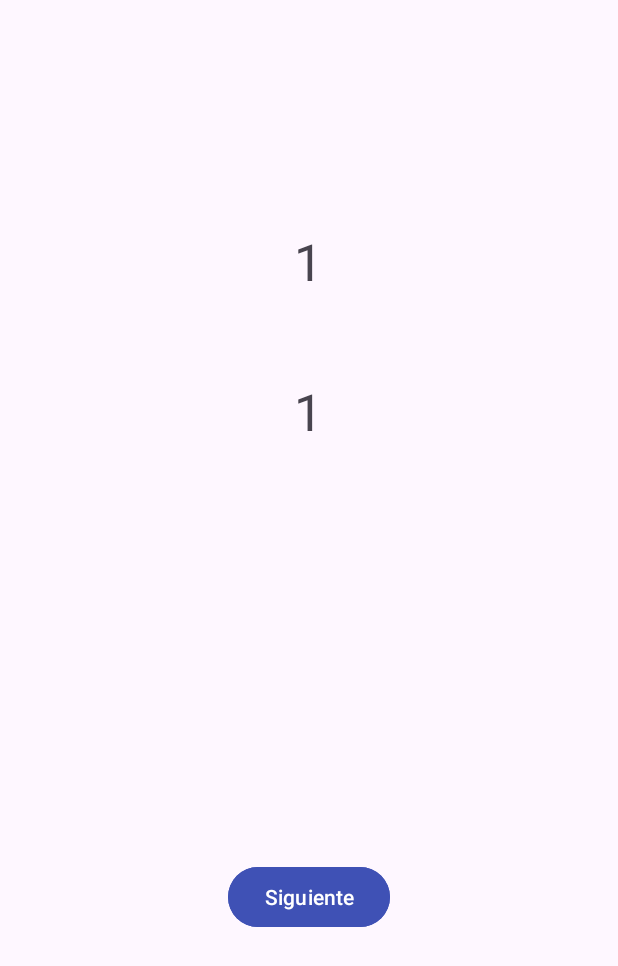
After one commit to WINDOWEXPRESS/ASPracticas, an Android app: the Fibonacci screen opened directly, with no data from a screen before it, on a phone screen of 412 x 824 dp. The commit adds this screen. Shown: the top 966 px of the screen. Run offline under Robolectric (Android 15) with nearby library versions, the phone set to English and light mode, and no system bars.

Commit message:
terminar pss || insti

```diff
--- /dev/null
+++ b/app/src/main/java/com/example/aspracticas/ut03/u3e5/Fibonacci.java
@@ -0,0 +1,54 @@
+package com.example.aspracticas.ut03.u3e5;
+
+import androidx.activity.result.ActivityResultLauncher;
+import androidx.activity.result.contract.ActivityResultContracts;
+import androidx.appcompat.app.AppCompatActivity;
+
+import android.app.Activity;
+import android.content.Intent;
+import android.os.Bundle;
+import android.view.View;
+import android.widget.Button;
+import android.widget.TextView;
+
+import com.example.aspracticas.R;
+import com.example.aspracticas.ut03.u3e4.PedirNombre;
+
+public class Fibonacci extends AppCompatActivity {
+
+    public static final String CLAVE_PRIMER_VALOR = "daasddAsdc";
+    public static final String CLAVE_SEGUNDO_VALOR = "Adsadad";
+    TextView primeroNumeroFibo,segundoNumeroFibo;
+    Button siguiente;
+
+    @Override
+    protected void onCreate(Bundle savedInstanceState) {
+        super.onCreate(savedInstanceState);
+        setContentView(R.layout.u3a5_fibonacci);
+
+        primeroNumeroFibo = findViewById(R.id.u3a5_primerNumero);
+        segundoNumeroFibo = findViewById(R.id.u3a5_segundoNumero);
+        siguiente = findViewById(R.id.u3a5_bt_siguiente);
+
+        ActivityResultLauncher<Intent> lanzador = registerForActivityResult(
+                new ActivityResultContracts.StartActivityForResult(),result -> {
+                    if (result.getResultCode() == Activity.RESULT_OK) {
+                        Bundle data = result.getData().getExtras();
+                        primeroNumeroFibo.setText(segundoNumeroFibo.getText().toString());
+                        segundoNumeroFibo.setText(""+data.getInt(SiguienteNumero.CLAVE_VALOR));
+                    }
+        });
+
+        siguiente.setOnClickListener(new View.OnClickListener() {
+            @Override
+            public void onClick(View view) {
+                Intent i = new Intent(Fibonacci.this,SiguienteNumero.class);
+                i.putExtra(CLAVE_PRIMER_VALOR,Integer.parseInt(primeroNumeroFibo.getText().toString()));
+                i.putExtra(CLAVE_SEGUNDO_VALOR,Integer.parseInt(segundoNumeroFibo.getText().toString()));
+
+                lanzador.launch(i);
+            }
+        });
+
+    }
+}
--- /dev/null
+++ b/app/src/main/res/layout/u3a5_fibonacci.xml
@@ -0,0 +1,45 @@
+<?xml version="1.0" encoding="utf-8"?>
+<androidx.constraintlayout.widget.ConstraintLayout xmlns:android="http://schemas.android.com/apk/res/android"
+    xmlns:app="http://schemas.android.com/apk/res-auto"
+    xmlns:tools="http://schemas.android.com/tools"
+    android:layout_width="match_parent"
+    android:layout_height="match_parent"
+    tools:context=".ut03.u3e5.Fibonacci">
+
+    <TextView
+        android:id="@+id/u3a5_primerNumero"
+        android:layout_width="200dp"
+        android:layout_height="100dp"
+        android:layout_marginTop="124dp"
+        android:gravity="center"
+        android:text="@string/u3a5_valor_uno"
+        android:textSize="34sp"
+        app:layout_constraintEnd_toEndOf="parent"
+        app:layout_constraintHorizontal_bias="0.497"
+        app:layout_constraintStart_toStartOf="parent"
+        app:layout_constraintTop_toTopOf="parent" />
+
+    <TextView
+        android:id="@+id/u3a5_segundoNumero"
+        android:layout_width="200dp"
+        android:layout_height="100dp"
+        android:gravity="center"
+        android:text="1"
+        android:textSize="34sp"
+        app:layout_constraintEnd_toEndOf="@+id/u3a5_primerNumero"
+        app:layout_constraintHorizontal_bias="0.0"
+        app:layout_constraintStart_toStartOf="@+id/u3a5_primerNumero"
+        app:layout_constraintTop_toBottomOf="@+id/u3a5_primerNumero" />
+
+    <Button
+        android:id="@+id/u3a5_bt_siguiente"
+        android:layout_width="wrap_content"
+        android:layout_height="wrap_content"
+        android:layout_marginTop="250dp"
+        android:backgroundTint="@color/colorPrimary"
+        android:text="Siguiente"
+        app:layout_constraintEnd_toEndOf="@+id/u3a5_segundoNumero"
+        app:layout_constraintHorizontal_bias="0.504"
+        app:layout_constraintStart_toStartOf="@+id/u3a5_segundoNumero"
+        app:layout_constraintTop_toBottomOf="@+id/u3a5_segundoNumero" />
+</androidx.constraintlayout.widget.ConstraintLayout>
--- a/app/src/main/res/values/strings.xml
+++ b/app/src/main/res/values/strings.xml
@@ -72,4 +72,7 @@
     <string name="u3a3_cantidad_pedido">%d</string>
     <string name="u3a3_error_cantidad_0">Error cantidad 0!!!</string>
 
+    <!--Fibonacci-->
+    <string name="u3a5_valor_uno">1</string>
+
 </resources>
```
Also changed, not shown: app/src/main/AndroidManifest.xml (+18 -4 lines), app/src/main/java/com/example/aspracticas/ut03/u3e6/AnalizarLetrasTexto.java (added, +25 -0 lines), app/src/main/res/layout/u3a6_analizar_letras_texto.xml (added, +47 -0 lines), 1 other file.
